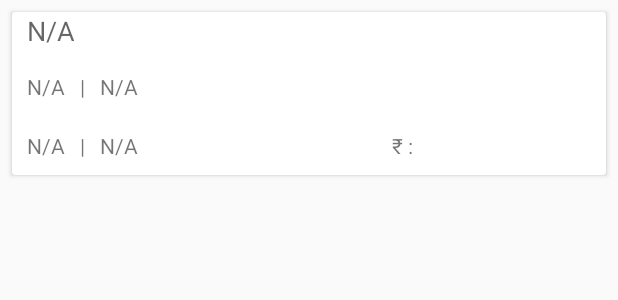
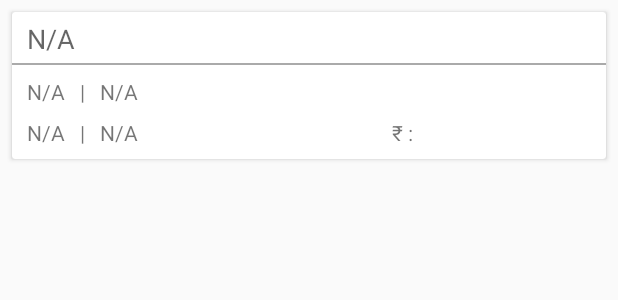
Before and after one commit to globallogic-training/travel_buddy, an Android app: the layout flight_item.xml on its own in the app's theme, with its tools: preview values and no code run, on a phone screen of 412 x 824 dp. Shown: the top 300 px of the screen. Run offline under Robolectric (Android 15) with nearby library versions, the phone set to English and light mode, and no system bars.

Commit message:
added detail in flight card

```diff
--- a/app/src/main/java/com/challenge/travel_buddy/bus/util/Utils.java
+++ b/app/src/main/java/com/challenge/travel_buddy/bus/util/Utils.java
@@ -41,7 +41,7 @@ public class Utils {
     }
 
     public static String epochToString(String time){
-        SimpleDateFormat sdf = new SimpleDateFormat("dd/MM/yyyy HH:mm");
+        SimpleDateFormat sdf = new SimpleDateFormat("dd/MM/yyyy HH:mm a");
         String date = sdf.format(new Date(Long.parseLong(time) * 1000l));
         return date;
     }
--- a/app/src/main/java/com/challenge/travel_buddy/bus/view/ui/BusResultActivity.java
+++ b/app/src/main/java/com/challenge/travel_buddy/bus/view/ui/BusResultActivity.java
@@ -84,6 +84,7 @@ public class BusResultActivity extends AppCompatActivity {
     public TextView noDataTv;
     public ImageView nodataicon;
     public RelativeLayout best_bus_linearLayout;
+    private TextView busLoaderText;
 
     @Inject
     ViewModelProvider.Factory viewModelFactory;
@@ -137,6 +138,7 @@ public class BusResultActivity extends AppCompatActivity {
         noDataTv = findViewById(R.id.noDataTv_bus);
         nodataicon = findViewById(R.id.nodataicon_bus);
         best_bus_linearLayout = findViewById(R.id.best_bus_linearLayout);
+        busLoaderText = findViewById(R.id.bus_loading_text);
 
         src_dest_top_bus.setText(Helper.getBusStationName(fromStation) + " -> "+ Helper.getBusStationName(toStation));
         travel_date_top_bus.setText(Helper.getDashDate(availDate));
@@ -301,6 +303,7 @@ public class BusResultActivity extends AppCompatActivity {
         mShimmerViewContainer.stopShimmerAnimation();
         mShimmerViewContainer.setVisibility(View.GONE);
         best_bus_linearLayout.setVisibility(View.VISIBLE);
+        busLoaderText.setVisibility(View.GONE);
 
     }
 
--- a/app/src/main/java/com/challenge/travel_buddy/flight/view/adapter/FlightItemVH.java
+++ b/app/src/main/java/com/challenge/travel_buddy/flight/view/adapter/FlightItemVH.java
@@ -19,6 +19,7 @@ public class FlightItemVH extends RecyclerView.ViewHolder implements View.OnClic
     public TextView arrTo;
     public TextView airlinesName;
     public TextView duration;
+    public TextView journeyStop;
 
 
     public FlightItemVH(@NonNull View itemView) {
@@ -32,6 +33,7 @@ public class FlightItemVH extends RecyclerView.ViewHolder implements View.OnClic
         arrTime = itemView.findViewById(R.id.bus_arrival_time);
         airlinesName = itemView.findViewById(R.id.airlinesName);
         duration = itemView.findViewById(R.id.duration);
+        journeyStop = itemView.findViewById(R.id.journey_stop);
 
     }
 
--- a/app/src/main/java/com/challenge/travel_buddy/flight/view/ui/FlightListActivity.java
+++ b/app/src/main/java/com/challenge/travel_buddy/flight/view/ui/FlightListActivity.java
@@ -101,4 +101,10 @@ public class FlightListActivity extends AppCompatActivity {
         return newstr;
     }
 
+    @Override
+    public boolean onSupportNavigateUp() {
+        onBackPressed();
+        return true;
+    }
+
 }
--- a/app/src/main/res/layout/activity_bus_list.xml
+++ b/app/src/main/res/layout/activity_bus_list.xml
@@ -159,6 +159,7 @@
                 android:layout_centerInParent="true" />
 
             <TextView
+                android:id="@+id/bus_loading_text"
                 android:layout_width="wrap_content"
                 android:layout_height="match_parent"
                 android:layout_centerInParent="true"
--- a/app/src/main/res/layout/flight_item.xml
+++ b/app/src/main/res/layout/flight_item.xml
@@ -20,10 +20,16 @@
             android:layout_height="wrap_content"
             android:layout_marginStart="10dp"
             android:text="N/A"
-            android:paddingBottom="5dp"
+            android:paddingVertical="5dp"
             android:ellipsize="end"
             android:maxLines="1"
             android:textAppearance="@style/Base.TextAppearance.AppCompat.Medium" />
+        <View
+            android:layout_width="match_parent"
+            android:layout_height="1dp"
+            android:paddingTop="12dp"
+            android:layout_alignBottom="@id/airlinesName"
+            android:background="@android:color/darker_gray" />
 
         <TextView
             android:layout_width="wrap_content"
@@ -35,13 +41,26 @@
             android:textStyle="bold"
             />
 
+        <TextView
+            android:layout_width="wrap_content"
+            android:layout_height="wrap_content"
+            android:layout_below="@+id/airlinesName"
+            android:layout_marginStart="10dp"
+            android:paddingTop="8dp"
+            android:textAppearance="@style/Base.TextAppearance.AppCompat.Small"
+            android:layout_marginEnd="10dp"
+            android:text="N/A"
+            android:id="@+id/journey_stop"
+            android:visibility="gone"
+            />
+
 
         <LinearLayout
             android:layout_width="match_parent"
             android:layout_height="wrap_content"
             android:orientation="horizontal"
-            android:paddingVertical="10dp"
-            android:layout_below="@+id/airlinesName"
+            android:paddingTop="8dp"
+            android:layout_below="@+id/journey_stop"
             android:id="@+id/time_divider">
 
 
@@ -81,7 +100,7 @@
             android:layout_height="wrap_content"
             android:orientation="horizontal"
             android:layout_below="@id/time_divider"
-            android:paddingVertical="10dp">
+            android:paddingVertical="8dp">
 
             <LinearLayout
                 android:layout_width="0dp"
```
Also changed, not shown: app/src/main/java/com/challenge/travel_buddy/flight/view/adapter/FlightListAdapter.java (+34 -2 lines), app/src/main/java/com/challenge/travel_buddy/train/trainsearch/view/ui/OnSwipeTouchListener.java (+0 -13 lines).
